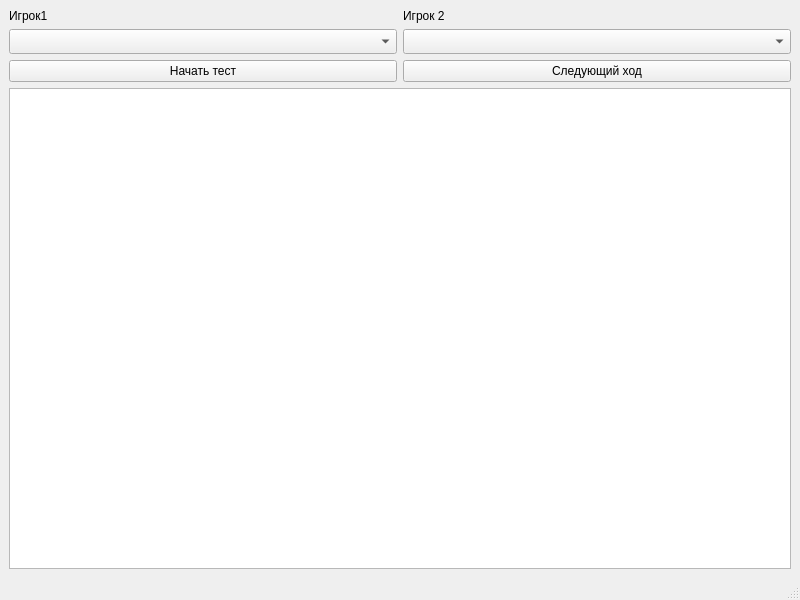
The window that step_fighter.ui (Lostinlongfile/Xox) describes before a commit, drawn with Qt 5.
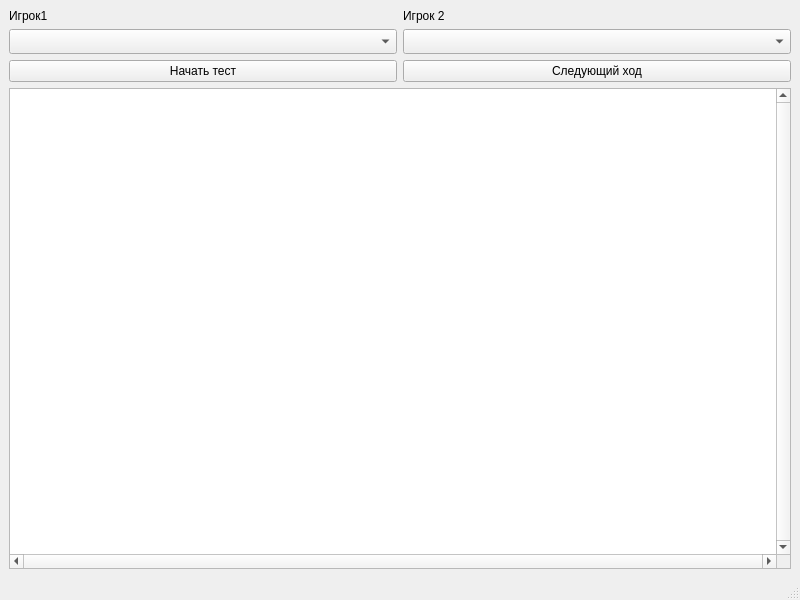
The same window after the commit.

Patch:
```diff
--- a/step_fighter.ui
+++ b/step_fighter.ui
@@ -69,7 +69,14 @@
      </widget>
     </item>
     <item row="4" column="0" colspan="2">
-     <widget class="QGraphicsView" name="graphicsView"/>
+     <widget class="QGraphicsView" name="graphicsView">
+      <property name="verticalScrollBarPolicy">
+       <enum>Qt::ScrollBarAlwaysOn</enum>
+      </property>
+      <property name="horizontalScrollBarPolicy">
+       <enum>Qt::ScrollBarAlwaysOn</enum>
+      </property>
+     </widget>
     </item>
     <item row="3" column="1">
      <widget class="QPushButton" name="pushButton_2">
```
